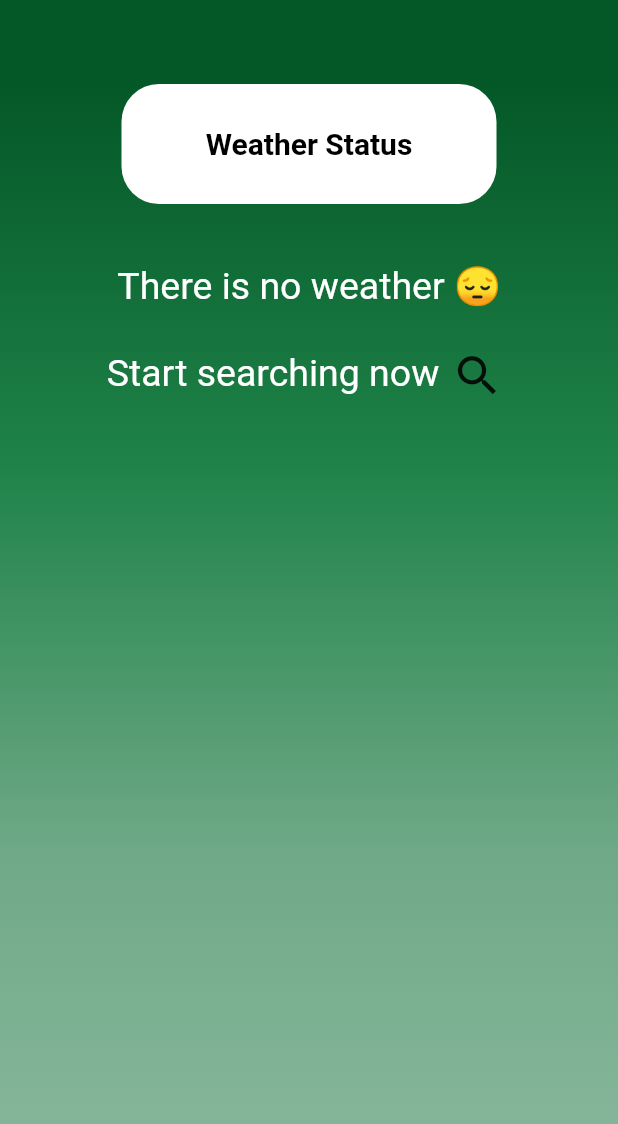
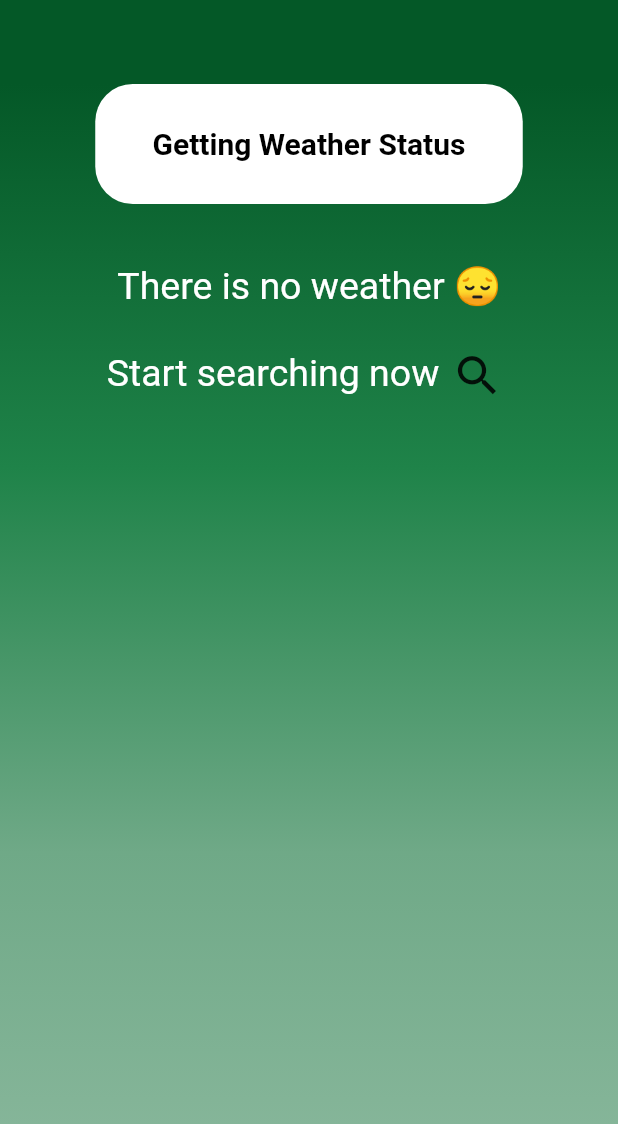
Before and after one commit to eshakelbadry/get_weather_app, a Flutter app: the screen it shows after launch, on a phone screen of 412 x 824 dp. Shown: the top 1124 px of the screen. Run offline on Flutter 3.47's test engine with Material 2 defaults, Android fonts, the phone set to English and light mode, and no system bars.

Commit message:
first commit

```diff
--- a/lib/pages/home_page.dart
+++ b/lib/pages/home_page.dart
@@ -55,14 +55,14 @@ class _HomePageState extends State<HomePage> {
                     children: [
                       Container(
                         height: 80,
-                        width: 250,
+                        width: 285,
                         decoration: BoxDecoration(
                           color: Colors.white,
                           borderRadius: BorderRadius.circular(25),
                         ),
                         child: const Center(
                           child: Text(
-                            'Weather Status',
+                            'Getting Weather Status',
                             style: TextStyle(
                                 fontSize: 20,
                                 color: Colors.black,
```
